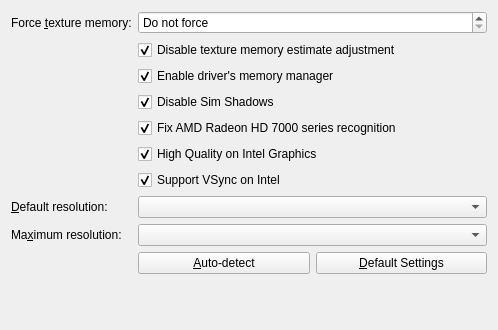
Qt form src/plugins/sims2/sims2settings.ui (haffmans/graphics-rules-maker) before a commit.
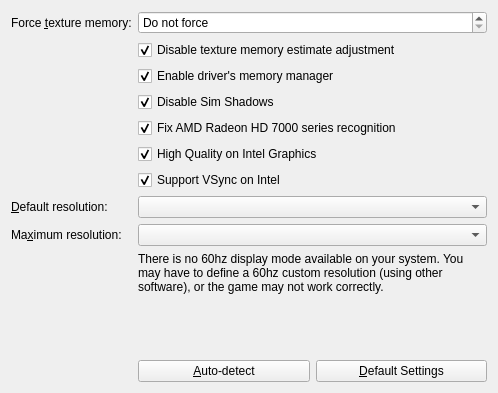
The same form after that commit.

Commit message: Sims 2 (etc): Warn user if no 60hz mode is available

What changed in the file:
```diff
--- a/src/plugins/sims2/sims2settings.ui
+++ b/src/plugins/sims2/sims2settings.ui
@@ -7,7 +7,7 @@
     <x>0</x>
     <y>0</y>
     <width>498</width>
-    <height>330</height>
+    <height>393</height>
    </rect>
   </property>
   <property name="windowTitle">
@@ -186,6 +186,25 @@
     </widget>
    </item>
    <item row="9" column="1">
+    <widget class="QLabel" name="no60HzAvailable">
+     <property name="sizePolicy">
+      <sizepolicy hsizetype="Expanding" vsizetype="Expanding">
+       <horstretch>0</horstretch>
+       <verstretch>0</verstretch>
+      </sizepolicy>
+     </property>
+     <property name="text">
+      <string>&lt;html&gt;&lt;head/&gt;&lt;body&gt;&lt;p&gt;There is no 60hz display mode available on your system. You may have to define a 60hz custom resolution (using other software), or the game may not work correctly.&lt;/p&gt;&lt;/body&gt;&lt;/html&gt;</string>
+     </property>
+     <property name="alignment">
+      <set>Qt::AlignLeading|Qt::AlignLeft|Qt::AlignTop</set>
+     </property>
+     <property name="wordWrap">
+      <bool>true</bool>
+     </property>
+    </widget>
+   </item>
+   <item row="10" column="1">
     <layout class="QHBoxLayout" name="defaultsLayout" stretch="0,0">
      <item>
       <widget class="QPushButton" name="autodetect">
```
The commit also changes 11 other files.
